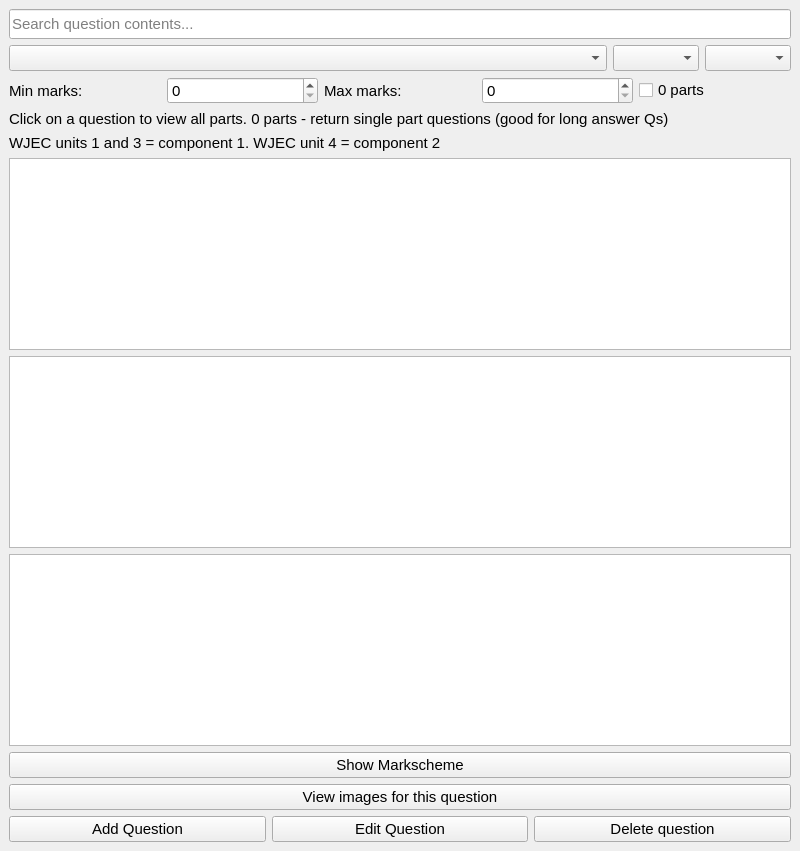
The window that QT/questionbankmainwindow.ui (Daniel-CG-Wright/ExamPaperProject) describes before a commit, drawn with Qt 5.
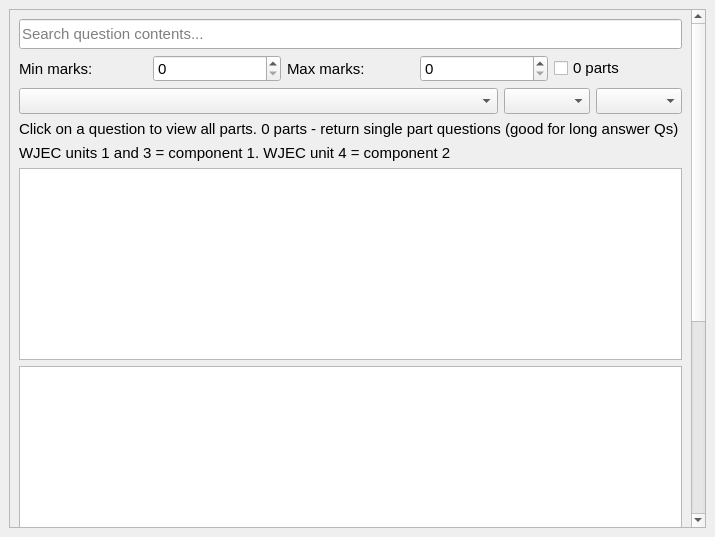
The same window after the commit.

Commit message: Should be ready for release now.

Diff of the .ui file:
```diff
--- a/QT/questionbankmainwindow.ui
+++ b/QT/questionbankmainwindow.ui
@@ -6,8 +6,8 @@
    <rect>
     <x>0</x>
     <y>0</y>
-    <width>800</width>
-    <height>820</height>
+    <width>715</width>
+    <height>537</height>
    </rect>
   </property>
   <property name="font">
@@ -27,6 +27,23 @@
   <widget class="QWidget" name="centralwidget">
    <layout class="QVBoxLayout" name="verticalLayout">
     <item>
+     <widget class="QScrollArea" name="scrollArea">
+      <property name="widgetResizable">
+       <bool>true</bool>
+      </property>
+      <widget class="QWidget" name="scrollAreaWidgetContents">
+       <property name="geometry">
+        <rect>
+         <x>0</x>
+         <y>0</y>
+         <width>678</width>
+         <height>854</height>
+        </rect>
+       </property>
+       <layout class="QVBoxLayout" name="verticalLayout_3">
+        <item>
+         <layout class="QVBoxLayout" name="verticalLayout_2">
+          <item>
      <widget class="QLineEdit" name="lineEdit">
       <property name="sizePolicy">
        <sizepolicy hsizetype="Expanding" vsizetype="Minimum">
@@ -45,46 +62,6 @@
       </property>
      </widget>
     </item>
-    <item>
-     <layout class="QHBoxLayout" name="horizontalLayout">
-      <property name="sizeConstraint">
-       <enum>QLayout::SetDefaultConstraint</enum>
-      </property>
-      <item>
-       <widget class="QComboBox" name="cbSelectTopic">
-        <property name="sizePolicy">
-         <sizepolicy hsizetype="MinimumExpanding" vsizetype="Fixed">
-          <horstretch>0</horstretch>
-          <verstretch>0</verstretch>
-         </sizepolicy>
-        </property>
-       </widget>
-      </item>
-      <item>
-       <widget class="QComboBox" name="cbComponent">
-        <property name="sizePolicy">
-         <sizepolicy hsizetype="Minimum" vsizetype="Fixed">
-          <horstretch>0</horstretch>
-          <verstretch>0</verstretch>
-         </sizepolicy>
-        </property>
-        <property name="sizeAdjustPolicy">
-         <enum>QComboBox::AdjustToContents</enum>
-        </property>
-       </widget>
-      </item>
-      <item>
-       <widget class="QComboBox" name="cbLevel">
-        <property name="sizePolicy">
-         <sizepolicy hsizetype="Minimum" vsizetype="Fixed">
-          <horstretch>0</horstretch>
-          <verstretch>0</verstretch>
-         </sizepolicy>
-        </property>
-       </widget>
-      </item>
-     </layout>
-    </item>
     <item>
      <layout class="QHBoxLayout" name="horizontalLayout_2">
       <item>
@@ -116,6 +93,46 @@
       </item>
      </layout>
     </item>
+          <item>
+           <layout class="QHBoxLayout" name="horizontalLayout">
+            <property name="sizeConstraint">
+             <enum>QLayout::SetDefaultConstraint</enum>
+            </property>
+            <item>
+             <widget class="QComboBox" name="cbSelectTopic">
+              <property name="sizePolicy">
+               <sizepolicy hsizetype="MinimumExpanding" vsizetype="Fixed">
+                <horstretch>0</horstretch>
+                <verstretch>0</verstretch>
+               </sizepolicy>
+              </property>
+             </widget>
+            </item>
+            <item>
+             <widget class="QComboBox" name="cbComponent">
+              <property name="sizePolicy">
+               <sizepolicy hsizetype="Minimum" vsizetype="Fixed">
+                <horstretch>0</horstretch>
+                <verstretch>0</verstretch>
+               </sizepolicy>
+              </property>
+              <property name="sizeAdjustPolicy">
+               <enum>QComboBox::AdjustToContents</enum>
+              </property>
+             </widget>
+            </item>
+            <item>
+             <widget class="QComboBox" name="cbLevel">
+              <property name="sizePolicy">
+               <sizepolicy hsizetype="Minimum" vsizetype="Fixed">
+                <horstretch>0</horstretch>
+                <verstretch>0</verstretch>
+               </sizepolicy>
+              </property>
+             </widget>
+            </item>
+           </layout>
+          </item>
     <item>
      <widget class="QLabel" name="lTip">
       <property name="text">
@@ -222,6 +239,12 @@
        </widget>
       </item>
      </layout>
+          </item>
+         </layout>
+        </item>
+       </layout>
+      </widget>
+     </widget>
     </item>
    </layout>
   </widget>
```
Lines whose indentation alone changed are shown as unchanged. The commit also changes 1 other file.
